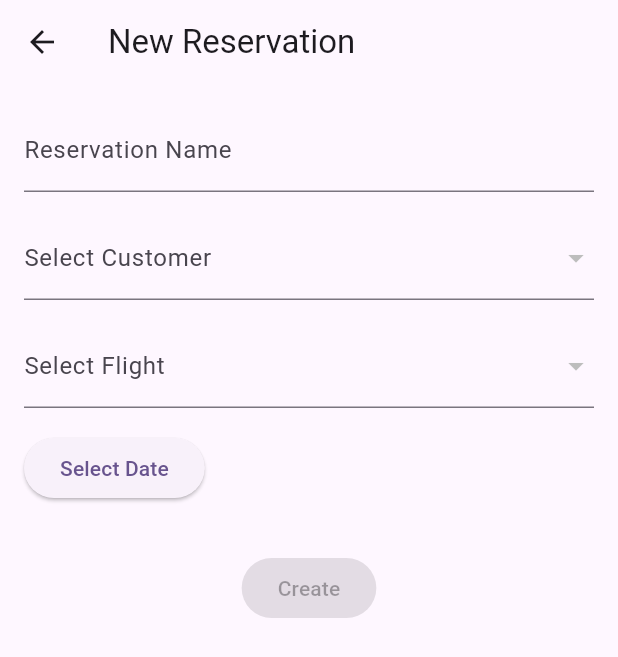
After one commit to andreavisani/flight_manager, a Flutter app: the ReservationPage screen opened by its route, after a tap on the "add" icon, on a phone screen of 412 x 824 dp. The commit adds this screen. Shown: the top 657 px of the screen. Run offline on Flutter 3.47's test engine with Material 3 defaults, Android fonts, the phone set to English and light mode, and no system bars; our stand-ins replace floor, shared_preferences, sqflite; missing offline and left inert: encrypted_shared_preferences; accounts and stored records are empty; generated files the repository leaves out were written again.

Commit message:
Adding Reservation Page (version1)

```diff
--- a/lib/Database.dart
+++ b/lib/Database.dart
@@ -7,10 +7,12 @@ import 'Flight.dart';
 import 'FlightDAO.dart';
 import 'Customer.dart';
 import 'CustomerDAO.dart';
+import 'Reservation.dart';
+import 'ReservationDAO.dart';
 
 part 'Database.g.dart';
 
-@Database(version: 1, entities: [Flight, Customer])
+@Database(version: 1, entities: [Flight, Customer, Reservation])
 @TypeConverters([DateTimeConverter])
 abstract class FlightManagerDatabase extends FloorDatabase{
 
@@ -21,5 +23,6 @@ abstract class FlightManagerDatabase extends FloorDatabase{
 
   FlightDAO get GetDao; // 1 function for giving access to insert, update delete
 
+  ReservationDAO get ReservationDao;
 
 }
--- /dev/null
+++ b/lib/Reservation.dart
@@ -0,0 +1,32 @@
+import 'package:floor/floor.dart';
+
+@entity
+class Reservation {
+  @PrimaryKey(autoGenerate: true)
+  final int? id;
+
+  final int customerId;
+  final int flightId;
+  final String reservationDate;
+  final String reservationName;
+
+  // constructor
+  Reservation({
+    this.id,
+    required this.customerId,
+    required this.flightId,
+    required this.reservationDate,
+    required this.reservationName,
+  });
+
+  // create new reservation object
+  Reservation setId(int id) {
+    return Reservation(
+      id: id,
+      customerId: customerId,
+      flightId: flightId,
+      reservationDate: reservationDate,
+      reservationName: reservationName,
+    );
+  }
+}
--- /dev/null
+++ b/lib/ReservationDAO.dart
@@ -0,0 +1,36 @@
+// import 'package:flutter/cupertino.dart';
+//
+// import 'Reservation.dart';
+// import 'package:floor/floor.dart';
+//
+// @dao
+// abstract class ReservationDAO{
+//
+//   @insert
+//   Future<void> insertReservation(Reservation reservation);
+//
+//   @Query('SELECT * FROM Reservation') // ToDoItem is the entity object
+//   Future<List<Reservation>> selectEverything(); // returns an arrayList of ToDoItems
+//
+// }
+import 'package:floor/floor.dart';
+import 'Reservation.dart';
+
+@dao
+abstract class ReservationDAO {
+  @insert
+  Future<int> insertReservation(Reservation reservation);
+
+  @update
+  Future<void> updateReservation(Reservation reservation);
+
+  @Query("SELECT * FROM Reservation")
+  Future<List<Reservation>> selectEverything();
+
+
+  @Query("SELECT * FROM Reservation WHERE id = :id")
+  Future<Reservation?> getReservationById(int id);
+
+  @delete
+  Future<void> deleteReservation(Reservation reservation);
+}
--- /dev/null
+++ b/lib/ReservationDetail.dart
@@ -0,0 +1,191 @@
+import 'dart:async';
+import 'Reservation.dart';
+import 'Customer.dart';
+import 'Flight.dart';
+import 'Database.dart';
+import 'package:flutter/material.dart';
+import 'package:shared_preferences/shared_preferences.dart';
+
+class ReservationDetail extends StatefulWidget {
+  final bool isChildView;
+  final Reservation? entity;
+  final FutureOr<void> Function(Reservation entity)? onSave;
+  final FutureOr<void> Function(Reservation entity)? onDelete;
+  final void Function([String? message])? onClose;
+
+  const ReservationDetail({
+    Key? key,
+    required this.isChildView,
+    this.entity,
+    this.onSave,
+    this.onDelete,
+    this.onClose,
+  }) : super(key: key);
+
+  @override
+  State<ReservationDetail> createState() => _ReservationDetailState();
+}
+
+class _ReservationDetailState extends State<ReservationDetail> {
+  TextEditingController _nameController = TextEditingController();
+  DateTime? _selectedDate;
+  Customer? _selectedCustomer;
+  Flight? _selectedFlight;
+  List<Customer> _customers = [];
+  List<Flight> _flights = [];
+
+  @override
+  void initState() {
+    super.initState();
+    if (widget.entity != null) {
+      _nameController.text = widget.entity!.reservationName;
+      _selectedDate = DateTime.parse(widget.entity!.reservationDate);
+    }
+    _loadCustomersAndFlights();
+    _loadLastUsedName();
+  }
+
+  void _loadCustomersAndFlights() async {
+    final db = await $FloorFlightManagerDatabase.databaseBuilder('app_database.db').build();
+    final customers = await db.customerDAO.selectEverything();
+    final flights = await db.GetDao.selectEverything();
+    setState(() {
+      _customers = customers;
+      _flights = flights;
+    });
+  }
+
+  void _loadLastUsedName() async {
+    final prefs = await SharedPreferences.getInstance();
+    final lastUsedName = prefs.getString('lastUsedReservationName');
+    if (lastUsedName != null && widget.entity == null) {
+      setState(() {
+        _nameController.text = lastUsedName;
+      });
+    }
+  }
+
+  void _saveLastUsedName(String name) async {
+    final prefs = await SharedPreferences.getInstance();
+    await prefs.setString('lastUsedReservationName', name);
+  }
+
+  bool get isValid =>
+      _nameController.text.isNotEmpty &&
+          _selectedDate != null &&
+          _selectedCustomer != null &&
+          _selectedFlight != null;
+
+  @override
+  Widget build(BuildContext context) {
+    return Scaffold(
+      appBar: AppBar(
+        title: Text(widget.entity == null ? 'New Reservation' : 'Edit Reservation'),
+        automaticallyImplyLeading: !widget.isChildView,
+      ),
+      body: SingleChildScrollView(
+        padding: EdgeInsets.all(16),
+        child: Column(
+          crossAxisAlignment: CrossAxisAlignment.start,
+          children: [
+            TextField(
+              controller: _nameController,
+              decoration: InputDecoration(labelText: 'Reservation Name'),
+            ),
+            SizedBox(height: 16),
+            DropdownButtonFormField<Customer>(
+              value: _selectedCustomer,
+              items: _customers.map((customer) {
+                return DropdownMenuItem(
+                  value: customer,
+                  child: Text('${customer.firstName} ${customer.lastName}'),
+                );
+              }).toList(),
+              onChanged: (value) {
+                setState(() {
+                  _selectedCustomer = value;
+                });
+              },
+              decoration: InputDecoration(labelText: 'Select Customer'),
+            ),
+            SizedBox(height: 16),
+            DropdownButtonFormField<Flight>(
+              value: _selectedFlight,
+              items: _flights.map((flight) {
+                return DropdownMenuItem(
+                  value: flight,
+                  child: Text('${flight.departureCity} to ${flight.destinationCity}'),
+                );
+              }).toList(),
+              onChanged: (value) {
+                setState(() {
+                  _selectedFlight = value;
+                });
+              },
+              decoration: InputDecoration(labelText: 'Select Flight'),
+            ),
+            SizedBox(height: 16),
+            ElevatedButton(
+              onPressed: () async {
+                final date = await showDatePicker(
+                  context: context,
+                  initialDate: _selectedDate ?? DateTime.now(),
+                  firstDate: DateTime.now(),
+                  lastDate: DateTime.now().add(Duration(days: 365)),
+                );
+                if (date != null) {
+                  setState(() {
+                    _selectedDate = date;
+                  });
+                }
+              },
+              child: Text(_selectedDate == null
+                  ? 'Select Date'
+                  : 'Date: ${_selectedDate!.toIso8601String().split('T')[0]}'),
+            ),
+            SizedBox(height: 32),
+            Row(
+              mainAxisAlignment: MainAxisAlignment.spaceEvenly,
+              children: [
+                ElevatedButton(
+                  onPressed: !isValid
+                      ? null
+                      : () async {
+                    final reservation = Reservation(
+                      id: widget.entity?.id,
+                      customerId: _selectedCustomer!.id,
+                      flightId: _selectedFlight!.id,
+                      reservationDate: _selectedDate!.toIso8601String(),
+                      reservationName: _nameController.text,
+                    );
+                    await widget.onSave?.call(reservation);
+                    _saveLastUsedName(_nameController.text);
+                    if (!widget.isChildView) {
+                      Navigator.pop(context);
+                    } else {
+                      widget.onClose?.call('Reservation saved');
+                    }
+                  },
+                  child: Text(widget.entity == null ? 'Create' : 'Save'),
+                ),
+                if (widget.entity != null)
+                  ElevatedButton(
+                    onPressed: () async {
+                      await widget.onDelete?.call(widget.entity!);
+                      if (!widget.isChildView) {
+                        Navigator.pop(context);
+                      } else {
+                        widget.onClose?.call('Reservation deleted');
+                      }
+                    },
+                    child: Text('Delete'),
+                    style: ElevatedButton.styleFrom(backgroundColor: Colors.red),
+                  ),
+              ],
+            ),
+          ],
+        ),
+      ),
+    );
+  }
+}
--- /dev/null
+++ b/lib/ReservationPage.dart
@@ -0,0 +1,348 @@
+//
+// import 'package:flight_manager/Customer.dart';
+// import 'package:flight_manager/CustomerDAO.dart';
+// import 'package:flight_manager/Flight.dart';
+// import 'package:flight_manager/FlightDAO.dart';
+// import 'package:flight_manager/Reservation.dart';
+// import 'package:flight_manager/ReservationDAO.dart';
+//
+// import 'package:flutter/cupertino.dart';
+// import 'package:flutter/widgets.dart';
+// import 'package:flutter/material.dart';
+//
+// import 'Database.dart';
+//
+//
+// class ReservationPage extends StatefulWidget {
+//   @override
+//   State<ReservationPage> createState() => _ReservationPageState();
+// }
+//
+//
+// class _ReservationPageState extends State<ReservationPage> {
+//   final TextEditingController reservationNameController = TextEditingController();
+//   var customers = <Customer>[];
+//   var flights = <Flight>[];
+//   var reservations = <Reservation>[];
+//
+//   late CustomerDAO customerDAO;
+//   Customer? selectedCustomerItem = null;
+//
+//   late FlightDAO flightDAO;
+//   Flight? selectedFlightItem = null;
+//
+//   late ReservationDAO reservationDAO;
+//   Reservation? selectedReservationItem = null;
+//
+//
+//   @override
+//   void initState() {
+//     super.initState();
+//
+//     $FloorFlightManagerDatabase.databaseBuilder('app_database.db').build().then((database) {
+//       customerDAO = database.customerDAO;
+//       flightDAO = database.GetDao;
+//       reservationDAO = database.reservationDao;
+//       //now you can query
+//       customerDAO.selectEverything().then(  (listOfItems){
+//         setState(() {
+//           customers.addAll(listOfItems);
+//         });
+//
+//       });
+//       flightDAO.selectEverything().then(  (listOfItems){
+//         setState(() {
+//           flights.addAll(listOfItems);
+//         });
+//
+//       });
+//       reservationDAO.selectEverything().then(  (listOfItems){
+//         setState(() {
+//           reservations.addAll(listOfItems);
+//         });
+//
+//       });
+//     });
+//
+//   }
+//
+//   @override
+//   void dispose() {
+//     super.dispose();
+//   }
+//
+//   @override
+//   Widget build(BuildContext context) {
+//     return Scaffold(
+//       appBar: AppBar(
+//         backgroundColor: Theme.of(context).colorScheme.inversePrimary,
+//         title: Text("Reservations"),
+//       ),
+//       body: SingleChildScrollView(
+//         child: Column(
+//           children: [
+//             Padding(
+//               padding: const EdgeInsets.all(8.0),
+//               child: TextField(
+//                 controller: reservationNameController,
+//                 decoration: InputDecoration(
+//                   labelText: 'Reservation Name',
+//                   border: OutlineInputBorder(),
+//                 ),
+//               ),
+//             ),
+//             DropdownButton<Customer>(
+//               value: selectedCustomerItem,
+//               onChanged: (Customer? newValue) {
+//                 setState(() {
+//                   selectedCustomerItem = newValue;
+//                 });
+//               },
+//               items: customers.map<DropdownMenuItem<Customer>>((Customer customer) {
+//                 return DropdownMenuItem<Customer>(
+//                   value: customer,
+//                   child: Text(customer.firstName),
+//                 );
+//               }).toList(),
+//             ),
+//             DropdownButton<Flight>(
+//               value: selectedFlightItem,
+//               onChanged: (Flight? newValue) {
+//                 setState(() {
+//                   selectedFlightItem = newValue;
+//                 });
+//               },
+//               items: flights.map<DropdownMenuItem<Flight>>((Flight flight) {
+//                 return DropdownMenuItem<Flight>(
+//                   value: flight,
+//                   child: Text("${flight.departureCity} to ${flight.destinationCity} at ${flight.departureTime}"),
+//                 );
+//               }).toList(),
+//             ),
+//             ElevatedButton(
+//               onPressed: () {
+//                 final newReservation = Reservation(
+//                   Reservation.ID++,
+//                   reservationNameController.text,
+//                   selectedCustomerItem!.id,
+//                   selectedFlightItem!.id,
+//                 );
+//                 reservationDAO.insertReservation(newReservation).then((_) {
+//                   setState(() {
+//                     reservations.add(newReservation);
+//                   });
+//                   reservationNameController.clear();
+//                 });
+//               },
+//               child: Text('Add Reservation'),
+//             ),
+//             SizedBox(
+//               height: 300,
+//               child: ListView.builder(
+//                 itemCount: reservations.length,
+//                 itemBuilder: (context, index) {
+//                   return ListTile(
+//                     title: Text(reservations[index].reservationName),
+//                     subtitle: Text("${customers.firstWhere((c) => c.id == reservations[index].customerId).firstName} - ${flights.firstWhere((f) => f.id == reservations[index].flightId).departureCity} to ${flights.firstWhere((f) => f.id == reservations[index].flightId).destinationCity}"),
+//                     onTap: () {
+//                       showDialog(
+//                         context: context,
+//                         builder: (context) => AlertDialog(
+//                           title: Text(reservations[index].reservationName),
+//                           content: Text("Customer: ${customers.firstWhere((c) => c.id == reservations[index].customerId).firstName}\nFlight: ${flights.firstWhere((f) => f.id == reservations[index].flightId).departureCity} to ${flights.firstWhere((f) => f.id == reservations[index].flightId).destinationCity}"),
+//                         ),
+//                       );
+//                     },
+//                   );
+//                 },
+//               ),
+//             ),
+//           ],
+//         ),
+//       ),
+//     );
+//   }
+// }
+
+
+
+
+import 'Database.dart';
+import 'ReservationDetail.dart';
+import 'Reservation.dart';
+import 'package:flutter/material.dart';
+
+class ReservationPage extends StatefulWidget {
+  const ReservationPage({Key? key}) : super(key: key);
+
+  @override
+  State<ReservationPage> createState() => _ReservationPageState();
+}
+
+class _ReservationPageState extends State<ReservationPage> {
+  List<Reservation>? entities;
+  bool isChildViewOpen = false;
+  Reservation? selectedEntity;
+
+  void loadData() async {
+    final db =  await $FloorFlightManagerDatabase.databaseBuilder('app_database.db').build();
+    final d = await db.ReservationDao.selectEverything();
+    setState(() {
+      entities = d;
+    });
+  }
+
+  @override
+  void initState() {
+    super.initState();
+    loadData();
+  }
+
+  void selectEntity(Reservation? entity) {
+    final width = MediaQuery.of(context).size.width;
+    if (width <= 750) {
+      Navigator.of(context).push(
+        MaterialPageRoute(
+          builder: (context) => ReservationDetail(
+            isChildView: false,
+            entity: entity,
+            onSave: saveReservation,
+            onDelete: deleteReservation,
+            onClose: ([String? message]) {
+              ScaffoldMessenger.of(context).showSnackBar(
+                  SnackBar(content: Text(message ?? "Action completed")));
+            },
+          ),
+        ),
+      );
+      return;
+    }
+    setState(() {
+      selectedEntity = entity;
+      isChildViewOpen = true;
+    });
+  }
+
+  void newReservation() {
+    final width = MediaQuery.of(context).size.width;
+    if (width <= 750) {
+      Navigator.of(context).push(
+        MaterialPageRoute(
+          builder: (context) => ReservationDetail(
+            isChildView: false,
+            entity: null,
+            onSave: saveReservation,
+            onDelete: deleteReservation,
+          ),
+        ),
+      );
+      return;
+    }
+    setState(() {
+      selectedEntity = null;
+      isChildViewOpen = true;
+    });
+  }
+
+
+  Future<void> saveReservation(Reservation entity) async {
+    try {
+      final db = await $FloorFlightManagerDatabase.databaseBuilder('app_database.db').build();
+
+      if (entity.id == null) {
+        final id = await db.ReservationDao.insertReservation(entity);
+        setState(() {
+          if (entities == null) {
+            entities = [];
+          }
+          entities!.add(entity.setId(id));
+        });
+      } else {
+        await db.ReservationDao.updateReservation(entity);
+        setState(() {
+          entities = entities!.map((e) => e.id == entity.id ? entity : e).toList();
+        });
+      }
+    } catch (e) {
+      // Handle errors, such as database or insertion/update failures
+      print("Error saving reservation: $e");
+    }
+  }
+
+  void deleteReservation(Reservation entity) async {
+    final db = await $FloorFlightManagerDatabase.databaseBuilder('app_database.db').build();
+    await db.ReservationDao.deleteReservation(entity);
+    setState(() {
+      entities = entities!.where((e) => e.id != entity.id).toList();
+    });
+  }
+
+  @override
+  Widget build(BuildContext context) {
+    return Row(
+      children: [
+        Flexible(
+          child: Scaffold(
+            appBar: AppBar(
+              title: Text('Reservation List Page'),
+              actions: [
+                IconButton(
+                  icon: Icon(Icons.info),
+                  onPressed: () {
+                    showDialog(
+                      context: context,
+                      builder: (context) => AlertDialog(
+                        title: Text('How to use'),
+                        content: Text('Tap on a reservation to view details. Use the "+" button to add a new reservation.'),
+                        actions: [
+                          TextButton(
+                            onPressed: () => Navigator.pop(context),
+                            child: Text('OK'),
+                          ),
+                        ],
+                      ),
+                    );
+                  },
+                ),
+              ],
+            ),
+            floatingActionButton: FloatingActionButton(
+              onPressed: newReservation,
+              child: const Icon(Icons.add),
+            ),
+            body: (entities?.length ?? 0) == 0
+                ? const Center(
+              child: Text("There are no reservations"),
+            )
+                : ListView.builder(
+              itemCount: entities?.length ?? 0,
+              itemBuilder: (context, index) => ListTile(
+                title: Text(entities![index].reservationName),
+                subtitle: Text('Date: ${entities![index].reservationDate}'),
+                onTap: () {
+                  selectEntity(entities![index]);
+                },
+              ),
+            ),
+          ),
+        ),
+        if (MediaQuery.of(context).size.width > 750 && isChildViewOpen)
+          Flexible(
+            child: ReservationDetail(
+              isChildView: true,
+              entity: selectedEntity,
+              onSave: saveReservation,
+              onDelete: deleteReservation,
+              onClose: ([String? message]) {
+                setState(() {
+                  isChildViewOpen = false;
+                });
+                ScaffoldMessenger.of(context).showSnackBar(
+                    SnackBar(content: Text(message ?? "Action completed")));
+              },
+            ),
+          )
+      ],
+    );
+  }
+}
--- a/pubspec.yaml
+++ b/pubspec.yaml
@@ -33,7 +33,7 @@ dependencies:
   flutter:
     sdk: flutter
   floor: ^1.5.0
-  intl: 0.18.1
+  intl: 0.19.0
 
   # The following adds the Cupertino Icons font to your application.
   # Use with the CupertinoIcons class for iOS style icons.
```
Also changed, not shown: lib/main.dart (+7 -2 lines), lib/Database.g.dart, pubspec.lock.
